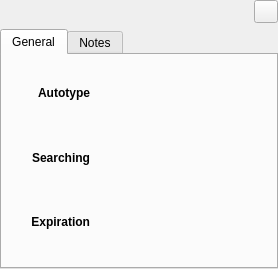
Above: src/gui/DetailsWidget.ui from keepassxreboot/keepassxc before the change. Below: the same form after it.
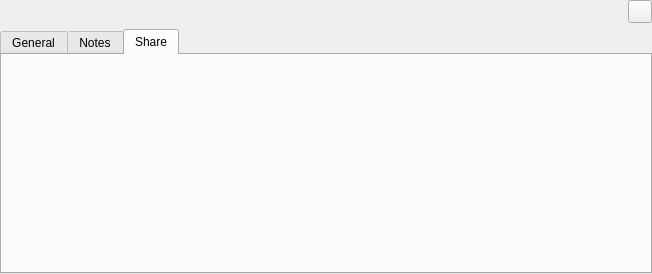
That is the form after the change. The open tabs and pages were chosen to show the change. Custom widgets are drawn as their Qt base class.

Commit message: Add sharing of groups between databases

```diff
--- a/src/gui/DetailsWidget.ui
+++ b/src/gui/DetailsWidget.ui
@@ -2,6 +2,14 @@
 <ui version="4.0">
  <class>DetailsWidget</class>
  <widget class="QWidget" name="DetailsWidget">
+  <property name="geometry">
+   <rect>
+    <x>0</x>
+    <y>0</y>
+    <width>652</width>
+    <height>274</height>
+   </rect>
+  </property>
   <layout class="QVBoxLayout" name="verticalLayout_7">
    <property name="spacing">
     <number>0</number>
@@ -473,7 +481,7 @@
         <number>0</number>
        </property>
        <item>
-        <layout class="QHBoxLayout" name="groupHorizontalLayout" stretch="0,0,0">
+        <layout class="QHBoxLayout" name="groupHorizontalLayout" stretch="0,0,0,0">
          <property name="sizeConstraint">
           <enum>QLayout::SetDefaultConstraint</enum>
          </property>
@@ -511,6 +519,19 @@
            </property>
           </widget>
          </item>
+         <item>
+          <spacer name="groupHorizontalSpacer">
+           <property name="orientation">
+            <enum>Qt::Horizontal</enum>
+           </property>
+           <property name="sizeHint" stdset="0">
+            <size>
+             <width>40</width>
+             <height>20</height>
+            </size>
+           </property>
+          </spacer>
+         </item>
          <item>
           <widget class="QToolButton" name="groupCloseButton">
            <property name="toolTip">
@@ -677,6 +698,12 @@
                 <property name="orientation">
                  <enum>Qt::Vertical</enum>
                 </property>
+                <property name="sizeHint" stdset="0">
+                 <size>
+                  <width>20</width>
+                  <height>10</height>
+                 </size>
+                </property>
                </spacer>
               </item>
              </layout>
@@ -701,6 +728,89 @@
            </item>
           </layout>
          </widget>
+         <widget class="QWidget" name="groupShareTab">
+          <attribute name="title">
+           <string>Share</string>
+          </attribute>
+          <layout class="QVBoxLayout" name="verticalLayout_12">
+           <item>
+            <widget class="QWidget" name="groupShareWidget" native="true">
+             <layout class="QGridLayout" name="gridLayout_4">
+              <property name="leftMargin">
+               <number>0</number>
+              </property>
+              <property name="topMargin">
+               <number>0</number>
+              </property>
+              <property name="rightMargin">
+               <number>0</number>
+              </property>
+              <property name="bottomMargin">
+               <number>0</number>
+              </property>
+              <item row="1" column="2">
+               <widget class="QLabel" name="groupSharePathLabel">
+                <property name="sizePolicy">
+                 <sizepolicy hsizetype="Expanding" vsizetype="Preferred">
+                  <horstretch>0</horstretch>
+                  <verstretch>0</verstretch>
+                 </sizepolicy>
+                </property>
+                <property name="text">
+                 <string notr="true">&lt;path&gt;</string>
+                </property>
+               </widget>
+              </item>
+              <item row="1" column="1">
+               <widget class="QLabel" name="groupShareTypeLabel">
+                <property name="font">
+                 <font>
+                  <weight>75</weight>
+                  <bold>true</bold>
+                 </font>
+                </property>
+                <property name="text">
+                 <string notr="true">&lt;type&gt;</string>
+                </property>
+                <property name="alignment">
+                 <set>Qt::AlignRight|Qt::AlignTrailing|Qt::AlignVCenter</set>
+                </property>
+               </widget>
+              </item>
+              <item row="2" column="2">
+               <spacer name="verticalSpacer">
+                <property name="orientation">
+                 <enum>Qt::Vertical</enum>
+                </property>
+                <property name="sizeHint" stdset="0">
+                 <size>
+                  <width>20</width>
+                  <height>147</height>
+                 </size>
+                </property>
+               </spacer>
+              </item>
+              <item row="1" column="0">
+               <spacer name="horizontalSpacer">
+                <property name="orientation">
+                 <enum>Qt::Horizontal</enum>
+                </property>
+                <property name="sizeType">
+                 <enum>QSizePolicy::Fixed</enum>
+                </property>
+                <property name="sizeHint" stdset="0">
+                 <size>
+                  <width>20</width>
+                  <height>20</height>
+                 </size>
+                </property>
+               </spacer>
+              </item>
+             </layout>
+            </widget>
+           </item>
+          </layout>
+         </widget>
         </widget>
        </item>
       </layout>
```
Left out of the diff: 172 changed lines with no effect on the pictures. The commit also changes 105 other files.
